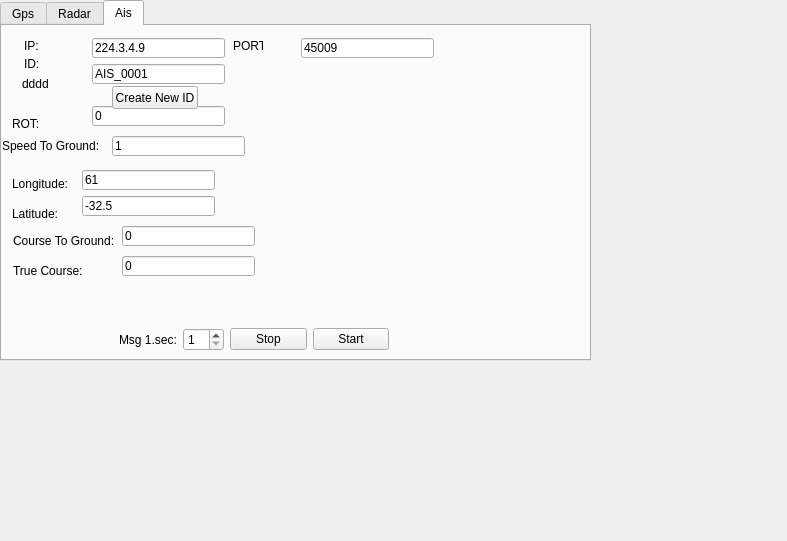
This is src/mainWin.ui in zhoutk/udpTools as Qt 5 draws it before an edit. The edited form follows.
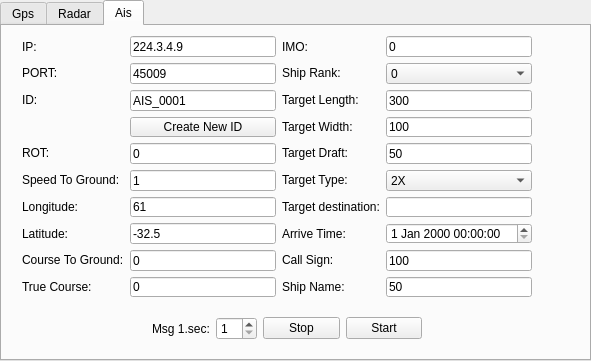
This is the edited form. The open tabs and pages were chosen to show the change.

```diff
--- a/src/mainWin.ui
+++ b/src/mainWin.ui
@@ -6,10 +6,22 @@
    <rect>
     <x>0</x>
     <y>0</y>
-    <width>787</width>
-    <height>541</height>
+    <width>591</width>
+    <height>361</height>
    </rect>
   </property>
+  <property name="minimumSize">
+   <size>
+    <width>591</width>
+    <height>361</height>
+   </size>
+  </property>
+  <property name="maximumSize">
+   <size>
+    <width>591</width>
+    <height>361</height>
+   </size>
+  </property>
   <property name="windowTitle">
    <string>UdpToos</string>
   </property>
@@ -749,271 +761,11 @@
     <attribute name="title">
      <string>Ais</string>
     </attribute>
-    <widget class="QLineEdit" name="aisROT">
+    <widget class="QWidget" name="layoutWidget">
      <property name="geometry">
       <rect>
-       <x>90</x>
-       <y>80</y>
-       <width>133</width>
-       <height>20</height>
-      </rect>
-     </property>
-     <property name="text">
-      <string>0</string>
-     </property>
-    </widget>
-    <widget class="QLabel" name="label_42">
-     <property name="geometry">
-      <rect>
-       <x>10</x>
-       <y>90</y>
-       <width>60</width>
-       <height>16</height>
-      </rect>
-     </property>
-     <property name="text">
-      <string>ROT:</string>
-     </property>
-    </widget>
-    <widget class="QLabel" name="label_41">
-     <property name="geometry">
-      <rect>
-       <x>11</x>
-       <y>237</y>
-       <width>81</width>
-       <height>16</height>
-      </rect>
-     </property>
-     <property name="text">
-      <string>True Course:</string>
-     </property>
-    </widget>
-    <widget class="QLineEdit" name="aisTrueCourse">
-     <property name="geometry">
-      <rect>
-       <x>120</x>
-       <y>230</y>
-       <width>133</width>
-       <height>20</height>
-      </rect>
-     </property>
-     <property name="text">
-      <string>0</string>
-     </property>
-    </widget>
-    <widget class="QLabel" name="label_17">
-     <property name="geometry">
-      <rect>
-       <x>22</x>
-       <y>12</y>
-       <width>18</width>
-       <height>16</height>
-      </rect>
-     </property>
-     <property name="text">
-      <string>IP:</string>
-     </property>
-    </widget>
-    <widget class="QLabel" name="label_20">
-     <property name="geometry">
-      <rect>
-       <x>10</x>
-       <y>180</y>
-       <width>54</width>
-       <height>16</height>
-      </rect>
-     </property>
-     <property name="text">
-      <string>Latitude:</string>
-     </property>
-    </widget>
-    <widget class="QLabel" name="label_18">
-     <property name="geometry">
-      <rect>
-       <x>22</x>
-       <y>30</y>
-       <width>18</width>
-       <height>16</height>
-      </rect>
-     </property>
-     <property name="text">
-      <string>ID:</string>
-     </property>
-    </widget>
-    <widget class="QLabel" name="label_19">
-     <property name="geometry">
-      <rect>
-       <x>10</x>
-       <y>150</y>
-       <width>60</width>
-       <height>16</height>
-      </rect>
-     </property>
-     <property name="text">
-      <string>Longitude:</string>
-     </property>
-    </widget>
-    <widget class="QLineEdit" name="aisIpAddress">
-     <property name="geometry">
-      <rect>
-       <x>90</x>
-       <y>12</y>
-       <width>133</width>
-       <height>20</height>
-      </rect>
-     </property>
-     <property name="text">
-      <string>224.3.4.9</string>
-     </property>
-    </widget>
-    <widget class="QLineEdit" name="aisId">
-     <property name="geometry">
-      <rect>
-       <x>90</x>
-       <y>38</y>
-       <width>133</width>
-       <height>20</height>
-      </rect>
-     </property>
-     <property name="text">
-      <string>AIS_0001</string>
-     </property>
-    </widget>
-    <widget class="QLineEdit" name="aisLon">
-     <property name="geometry">
-      <rect>
-       <x>80</x>
-       <y>144</y>
-       <width>133</width>
-       <height>20</height>
-      </rect>
-     </property>
-     <property name="text">
-      <string>61</string>
-     </property>
-    </widget>
-    <widget class="QLineEdit" name="aisLat">
-     <property name="geometry">
-      <rect>
-       <x>80</x>
-       <y>170</y>
-       <width>133</width>
-       <height>20</height>
-      </rect>
-     </property>
-     <property name="text">
-      <string>-32.5</string>
-     </property>
-    </widget>
-    <widget class="QLabel" name="label_21">
-     <property name="geometry">
-      <rect>
-       <x>231</x>
-       <y>12</y>
-       <width>30</width>
-       <height>16</height>
-      </rect>
-     </property>
-     <property name="text">
-      <string>PORT:</string>
-     </property>
-    </widget>
-    <widget class="QLabel" name="label_22">
-     <property name="geometry">
-      <rect>
-       <x>20</x>
-       <y>50</y>
-       <width>41</width>
-       <height>16</height>
-      </rect>
-     </property>
-     <property name="text">
-      <string>dddd</string>
-     </property>
-    </widget>
-    <widget class="QLabel" name="label_24">
-     <property name="geometry">
-      <rect>
-       <x>11</x>
-       <y>207</y>
-       <width>131</width>
-       <height>16</height>
-      </rect>
-     </property>
-     <property name="text">
-      <string>Course To Ground:</string>
-     </property>
-    </widget>
-    <widget class="QLabel" name="label_23">
-     <property name="geometry">
-      <rect>
-       <x>0</x>
-       <y>110</y>
-       <width>111</width>
-       <height>20</height>
-      </rect>
-     </property>
-     <property name="text">
-      <string>Speed To Ground:</string>
-     </property>
-    </widget>
-    <widget class="QPushButton" name="btnAisNew">
-     <property name="geometry">
-      <rect>
-       <x>110</x>
-       <y>60</y>
-       <width>86</width>
-       <height>23</height>
-      </rect>
-     </property>
-     <property name="text">
-      <string>Create New ID</string>
-     </property>
-    </widget>
-    <widget class="QLineEdit" name="aisIpPort">
-     <property name="geometry">
-      <rect>
-       <x>299</x>
-       <y>12</y>
-       <width>133</width>
-       <height>20</height>
-      </rect>
-     </property>
-     <property name="text">
-      <string>45009</string>
-     </property>
-    </widget>
-    <widget class="QLineEdit" name="aisSpeed">
-     <property name="geometry">
-      <rect>
-       <x>110</x>
-       <y>110</y>
-       <width>133</width>
-       <height>20</height>
-      </rect>
-     </property>
-     <property name="text">
-      <string>1</string>
-     </property>
-    </widget>
-    <widget class="QLineEdit" name="aisDirection">
-     <property name="geometry">
-      <rect>
-       <x>120</x>
-       <y>200</y>
-       <width>133</width>
-       <height>20</height>
-      </rect>
-     </property>
-     <property name="text">
-      <string>0</string>
-     </property>
-    </widget>
-    <widget class="QWidget" name="">
-     <property name="geometry">
-      <rect>
-       <x>117</x>
-       <y>301</y>
+       <x>150</x>
+       <y>290</y>
        <width>270</width>
        <height>25</height>
       </rect>
@@ -1052,6 +804,424 @@
       </item>
      </layout>
     </widget>
+    <widget class="QWidget" name="layoutWidget">
+     <property name="geometry">
+      <rect>
+       <x>20</x>
+       <y>10</y>
+       <width>510</width>
+       <height>261</height>
+      </rect>
+     </property>
+     <layout class="QHBoxLayout" name="horizontalLayout_6">
+      <item>
+       <layout class="QVBoxLayout" name="verticalLayout_9">
+        <item>
+         <widget class="QLabel" name="label_17">
+          <property name="text">
+           <string>IP:</string>
+          </property>
+         </widget>
+        </item>
+        <item>
+         <widget class="QLabel" name="label_21">
+          <property name="text">
+           <string>PORT:</string>
+          </property>
+         </widget>
+        </item>
+        <item>
+         <widget class="QLabel" name="label_18">
+          <property name="text">
+           <string>ID:</string>
+          </property>
+         </widget>
+        </item>
+        <item>
+         <widget class="QLabel" name="label_22">
+          <property name="text">
+           <string/>
+          </property>
+         </widget>
+        </item>
+        <item>
+         <widget class="QLabel" name="label_42">
+          <property name="text">
+           <string>ROT:</string>
+          </property>
+         </widget>
+        </item>
+        <item>
+         <widget class="QLabel" name="label_23">
+          <property name="text">
+           <string>Speed To Ground:</string>
+          </property>
+         </widget>
+        </item>
+        <item>
+         <widget class="QLabel" name="label_19">
+          <property name="text">
+           <string>Longitude:</string>
+          </property>
+         </widget>
+        </item>
+        <item>
+         <widget class="QLabel" name="label_20">
+          <property name="text">
+           <string>Latitude:</string>
+          </property>
+         </widget>
+        </item>
+        <item>
+         <widget class="QLabel" name="label_24">
+          <property name="text">
+           <string>Course To Ground:</string>
+          </property>
+         </widget>
+        </item>
+        <item>
+         <widget class="QLabel" name="label_41">
+          <property name="text">
+           <string>True Course:</string>
+          </property>
+         </widget>
+        </item>
+       </layout>
+      </item>
+      <item>
+       <layout class="QVBoxLayout" name="verticalLayout_10">
+        <item>
+         <widget class="QLineEdit" name="aisIpAddress">
+          <property name="text">
+           <string>224.3.4.9</string>
+          </property>
+         </widget>
+        </item>
+        <item>
+         <widget class="QLineEdit" name="aisIpPort">
+          <property name="text">
+           <string>45009</string>
+          </property>
+         </widget>
+        </item>
+        <item>
+         <widget class="QLineEdit" name="aisId">
+          <property name="text">
+           <string>AIS_0001</string>
+          </property>
+         </widget>
+        </item>
+        <item>
+         <widget class="QPushButton" name="btnAisNew">
+          <property name="text">
+           <string>Create New ID</string>
+          </property>
+         </widget>
+        </item>
+        <item>
+         <widget class="QLineEdit" name="aisROT">
+          <property name="text">
+           <string>0</string>
+          </property>
+         </widget>
+        </item>
+        <item>
+         <widget class="QLineEdit" name="aisSpeed">
+          <property name="text">
+           <string>1</string>
+          </property>
+         </widget>
+        </item>
+        <item>
+         <widget class="QLineEdit" name="aisLon">
+          <property name="text">
+           <string>61</string>
+          </property>
+         </widget>
+        </item>
+        <item>
+         <widget class="QLineEdit" name="aisLat">
+          <property name="text">
+           <string>-32.5</string>
+          </property>
+         </widget>
+        </item>
+        <item>
+         <widget class="QLineEdit" name="aisDirection">
+          <property name="text">
+           <string>0</string>
+          </property>
+         </widget>
+        </item>
+        <item>
+         <widget class="QLineEdit" name="aisTrueCourse">
+          <property name="text">
+           <string>0</string>
+          </property>
+         </widget>
+        </item>
+       </layout>
+      </item>
+      <item>
+       <layout class="QVBoxLayout" name="verticalLayout_11">
+        <item>
+         <widget class="QLabel" name="label_43">
+          <property name="text">
+           <string>IMO:</string>
+          </property>
+         </widget>
+        </item>
+        <item>
+         <widget class="QLabel" name="label_44">
+          <property name="text">
+           <string>Ship Rank:</string>
+          </property>
+         </widget>
+        </item>
+        <item>
+         <widget class="QLabel" name="label_46">
+          <property name="text">
+           <string>Target Length:</string>
+          </property>
+         </widget>
+        </item>
+        <item>
+         <widget class="QLabel" name="label_47">
+          <property name="text">
+           <string>Target Width:</string>
+          </property>
+         </widget>
+        </item>
+        <item>
+         <widget class="QLabel" name="label_45">
+          <property name="text">
+           <string>Target Draft:</string>
+          </property>
+         </widget>
+        </item>
+        <item>
+         <widget class="QLabel" name="label_48">
+          <property name="text">
+           <string>Target Type:</string>
+          </property>
+         </widget>
+        </item>
+        <item>
+         <widget class="QLabel" name="label_49">
+          <property name="text">
+           <string>Target destination:</string>
+          </property>
+         </widget>
+        </item>
+        <item>
+         <widget class="QLabel" name="label_50">
+          <property name="text">
+           <string>Arrive Time:</string>
+          </property>
+         </widget>
+        </item>
+        <item>
+         <widget class="QLabel" name="label_52">
+          <property name="text">
+           <string>Call Sign:</string>
+          </property>
+         </widget>
+        </item>
+        <item>
+         <widget class="QLabel" name="label_51">
+          <property name="text">
+           <string>Ship Name:</string>
+          </property>
+         </widget>
+        </item>
+       </layout>
+      </item>
+      <item>
+       <layout class="QVBoxLayout" name="verticalLayout_12">
+        <item>
+         <widget class="QLineEdit" name="aisIMO">
+          <property name="text">
+           <string>0</string>
+          </property>
+         </widget>
+        </item>
+        <item>
+         <widget class="QComboBox" name="aisShipRank">
+          <item>
+           <property name="text">
+            <string>0</string>
+           </property>
+          </item>
+          <item>
+           <property name="text">
+            <string>1</string>
+           </property>
+          </item>
+         </widget>
+        </item>
+        <item>
+         <widget class="QLineEdit" name="aisTargetLength">
+          <property name="text">
+           <string>300</string>
+          </property>
+         </widget>
+        </item>
+        <item>
+         <widget class="QLineEdit" name="aisTargetWidth">
+          <property name="text">
+           <string>100</string>
+          </property>
+         </widget>
+        </item>
+        <item>
+         <widget class="QLineEdit" name="aisTargetDraft">
+          <property name="text">
+           <string>50</string>
+          </property>
+         </widget>
+        </item>
+        <item>
+         <widget class="QComboBox" name="aisTargetType">
+          <item>
+           <property name="text">
+            <string>2X</string>
+           </property>
+          </item>
+          <item>
+           <property name="text">
+            <string>30</string>
+           </property>
+          </item>
+          <item>
+           <property name="text">
+            <string>31</string>
+           </property>
+          </item>
+          <item>
+           <property name="text">
+            <string>32</string>
+           </property>
+          </item>
+          <item>
+           <property name="text">
+            <string>33</string>
+           </property>
+          </item>
+          <item>
+           <property name="text">
+            <string>34</string>
+           </property>
+          </item>
+          <item>
+           <property name="text">
+            <string>35</string>
+           </property>
+          </item>
+          <item>
+           <property name="text">
+            <string>36</string>
+           </property>
+          </item>
+          <item>
+           <property name="text">
+            <string>37</string>
+           </property>
+          </item>
+          <item>
+           <property name="text">
+            <string>4X</string>
+           </property>
+          </item>
+          <item>
+           <property name="text">
+            <string>50</string>
+           </property>
+          </item>
+          <item>
+           <property name="text">
+            <string>51</string>
+           </property>
+          </item>
+          <item>
+           <property name="text">
+            <string>52</string>
+           </property>
+          </item>
+          <item>
+           <property name="text">
+            <string>53</string>
+           </property>
+          </item>
+          <item>
+           <property name="text">
+            <string>54</string>
+           </property>
+          </item>
+          <item>
+           <property name="text">
+            <string>55</string>
+           </property>
+          </item>
+          <item>
+           <property name="text">
+            <string>58</string>
+           </property>
+          </item>
+          <item>
+           <property name="text">
+            <string>59</string>
+           </property>
+          </item>
+          <item>
+           <property name="text">
+            <string>6X</string>
+           </property>
+          </item>
+          <item>
+           <property name="text">
+            <string>7X</string>
+           </property>
+          </item>
+          <item>
+           <property name="text">
+            <string>8X</string>
+           </property>
+          </item>
+          <item>
+           <property name="text">
+            <string>9X</string>
+           </property>
+          </item>
+         </widget>
+        </item>
+        <item>
+         <widget class="QLineEdit" name="aisTargetDestination">
+          <property name="text">
+           <string/>
+          </property>
+         </widget>
+        </item>
+        <item>
+         <widget class="QDateTimeEdit" name="aisArriveTime"/>
+        </item>
+        <item>
+         <widget class="QLineEdit" name="aisCallSign">
+          <property name="text">
+           <string>100</string>
+          </property>
+         </widget>
+        </item>
+        <item>
+         <widget class="QLineEdit" name="aisShipName">
+          <property name="text">
+           <string>50</string>
+          </property>
+         </widget>
+        </item>
+       </layout>
+      </item>
+     </layout>
+    </widget>
    </widget>
   </widget>
  </widget>
```
Left out of the diff: 2 changed lines with no effect on the pictures.
